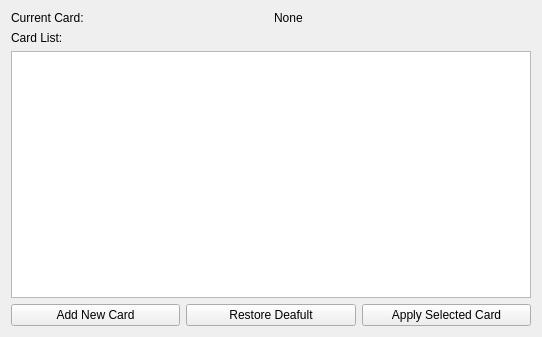
Old version of the form mainwindow.ui in the repository imasam/nfc-qt.
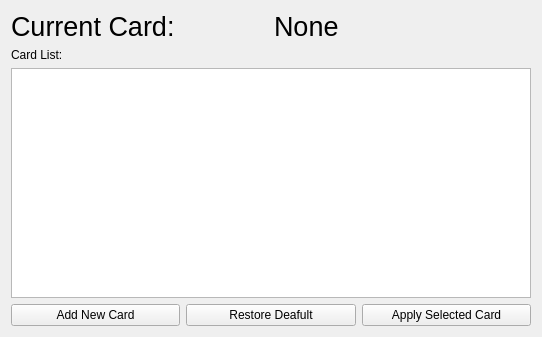
New version of the form.

Commit message: enlarge font size

Patch:
```diff
--- a/mainwindow.ui
+++ b/mainwindow.ui
@@ -19,6 +19,12 @@
      <layout class="QHBoxLayout" name="horizontalLayout">
       <item>
        <widget class="QLabel" name="label">
+        <property name="font">
+         <font>
+          <family>Arial</family>
+          <pointsize>20</pointsize>
+         </font>
+        </property>
         <property name="text">
          <string>Current Card: </string>
         </property>
@@ -38,6 +44,12 @@
           <height>0</height>
          </size>
         </property>
+        <property name="font">
+         <font>
+          <family>Arial</family>
+          <pointsize>20</pointsize>
+         </font>
+        </property>
         <property name="text">
          <string>None</string>
         </property>
```
The commit also changes 1 other file.
